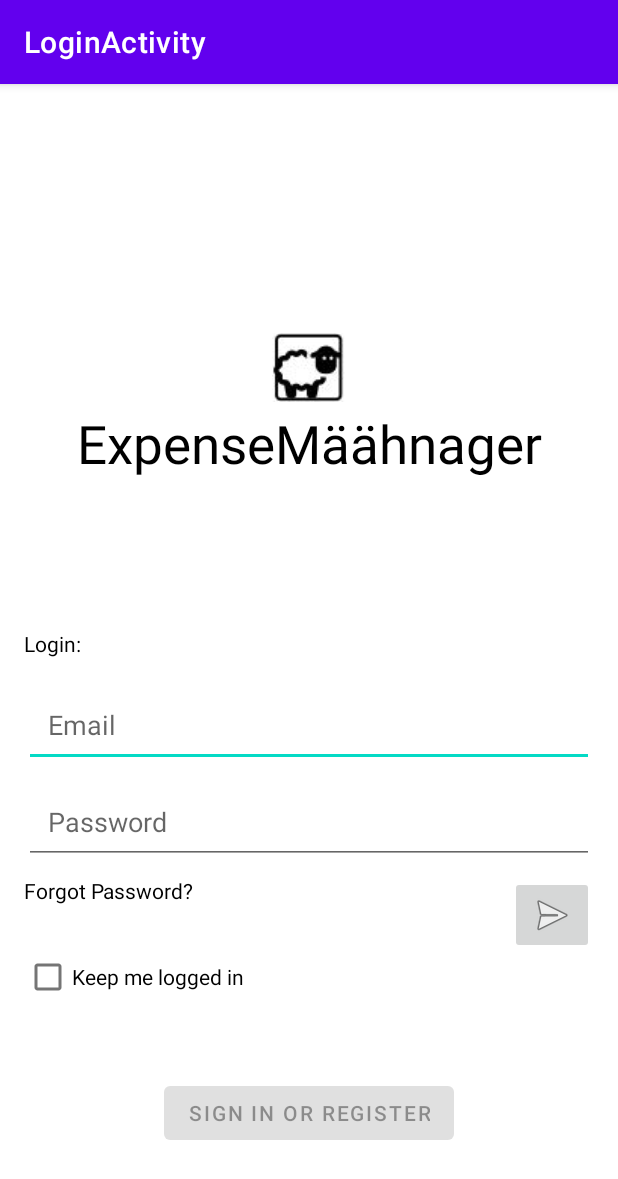
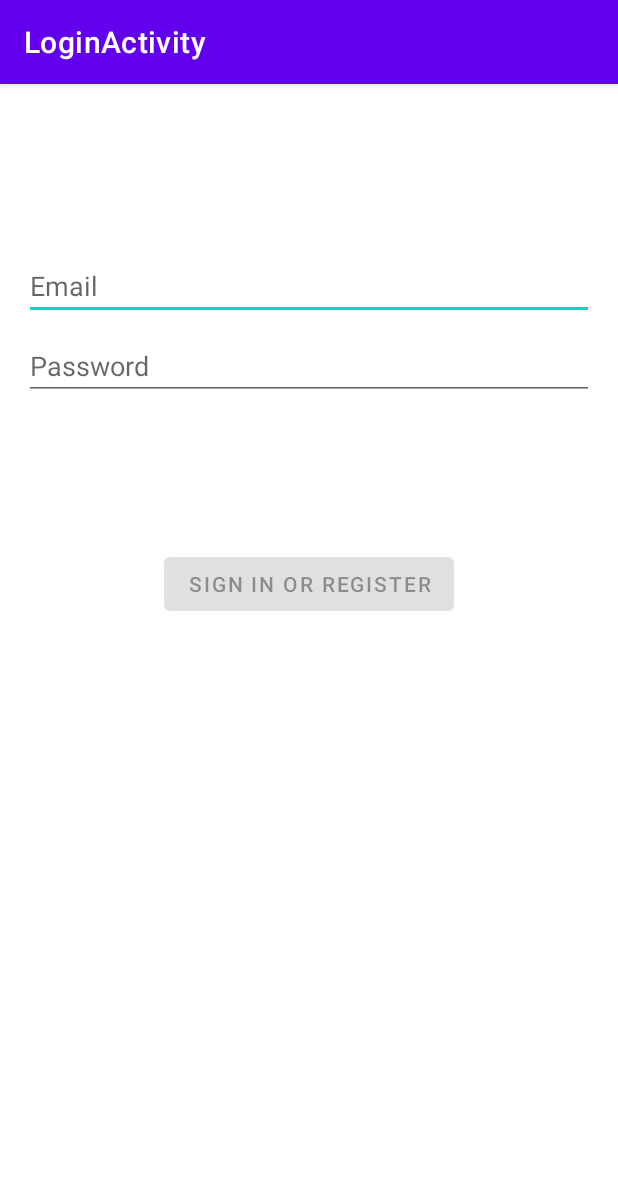
Before and after one commit to instantwolf/expense_management, an Android app: the screen it shows after launch (LoginActivity), on a phone screen of 412 x 824 dp. Shown: the top 1179 px of the screen. Run offline under Robolectric (Android 15) with nearby library versions, the phone set to English and light mode, and no system bars.

Commit message:
Revert "added Prototype Login"

```diff
--- a/app/src/main/res/layout/activity_login.xml
+++ b/app/src/main/res/layout/activity_login.xml
@@ -15,15 +15,14 @@
         android:id="@+id/username"
         android:layout_width="0dp"
         android:layout_height="wrap_content"
-        android:layout_marginTop="16dp"
+        android:layout_marginTop="96dp"
         android:autofillHints="@string/prompt_email"
         android:hint="@string/prompt_email"
         android:inputType="textEmailAddress"
         android:selectAllOnFocus="true"
-        android:padding="16dp"
         app:layout_constraintEnd_toEndOf="parent"
         app:layout_constraintStart_toStartOf="parent"
-        app:layout_constraintTop_toBottomOf="@+id/textViewLogin" />
+        app:layout_constraintTop_toTopOf="parent" />
 
     <EditText
         android:id="@+id/password"
@@ -36,7 +35,6 @@
         android:imeOptions="actionDone"
         android:inputType="textPassword"
         android:selectAllOnFocus="true"
-        android:padding="16dp"
         app:layout_constraintEnd_toEndOf="parent"
         app:layout_constraintStart_toStartOf="parent"
         app:layout_constraintTop_toBottomOf="@+id/username" />
@@ -46,14 +44,15 @@
         android:layout_width="wrap_content"
         android:layout_height="wrap_content"
         android:layout_gravity="start"
-        android:layout_marginTop="64dp"
+        android:layout_marginTop="16dp"
         android:layout_marginBottom="64dp"
         android:enabled="false"
         android:text="@string/action_sign_in"
         app:layout_constraintBottom_toBottomOf="parent"
         app:layout_constraintEnd_toEndOf="parent"
         app:layout_constraintStart_toStartOf="parent"
-        app:layout_constraintTop_toBottomOf="@+id/checkBoxKeepMeLoggedIn" />
+        app:layout_constraintTop_toBottomOf="@+id/password"
+        app:layout_constraintVertical_bias="0.2" />
 
     <ProgressBar
         android:id="@+id/loading"
@@ -69,65 +68,4 @@
         app:layout_constraintTop_toTopOf="parent"
         app:layout_constraintVertical_bias="0.3" />
 
-    <TextView
-        android:id="@+id/textViewForgotPassword"
-        android:layout_width="wrap_content"
-        android:layout_height="wrap_content"
-        android:layout_marginTop="8dp"
-        android:text="@string/forgot_password"
-        android:textColor="@color/black"
-        app:layout_constraintStart_toStartOf="parent"
-        app:layout_constraintTop_toBottomOf="@+id/password" />
-
-    <CheckBox
-        android:id="@+id/checkBoxKeepMeLoggedIn"
-        android:layout_width="wrap_content"
-        android:layout_height="wrap_content"
-        android:layout_marginTop="24dp"
-        android:text="@string/Keep_me_logged_in"
-        android:textColor="@color/black"
-        app:layout_constraintStart_toStartOf="parent"
-        app:layout_constraintTop_toBottomOf="@+id/textViewForgotPassword" />
-
-    <ImageButton
-        android:id="@+id/imageButtonLogIn"
-        android:layout_width="wrap_content"
-        android:layout_height="wrap_content"
-        android:layout_marginTop="8dp"
-        app:layout_constraintEnd_toEndOf="parent"
-        app:layout_constraintTop_toBottomOf="@+id/password"
-        app:srcCompat="@android:drawable/ic_menu_send" />
-
-    <TextView
-        android:id="@+id/textViewTitel"
-        android:layout_width="wrap_content"
-        android:layout_height="wrap_content"
-        android:layout_marginTop="4dp"
-        android:text="@string/app_name"
-        android:textColor="@color/black"
-        android:textSize="35sp"
-        app:layout_constraintEnd_toEndOf="parent"
-        app:layout_constraintStart_toStartOf="parent"
-        app:layout_constraintTop_toBottomOf="@+id/imageView" />
-
-    <TextView
-        android:id="@+id/textViewLogin"
-        android:layout_width="wrap_content"
-        android:layout_height="wrap_content"
-        android:layout_marginTop="100dp"
-        android:text="@string/Login"
-        android:textColor="@color/black"
-        app:layout_constraintStart_toStartOf="parent"
-        app:layout_constraintTop_toBottomOf="@+id/textViewTitel" />
-
-    <ImageView
-        android:id="@+id/imageView"
-        android:layout_width="wrap_content"
-        android:layout_height="wrap_content"
-        android:layout_marginTop="150dp"
-        app:layout_constraintEnd_toEndOf="parent"
-        app:layout_constraintStart_toStartOf="parent"
-        app:layout_constraintTop_toTopOf="parent"
-        app:srcCompat="@drawable/Logo" />
-
 </androidx.constraintlayout.widget.ConstraintLayout>
--- a/app/src/main/res/values/strings.xml
+++ b/app/src/main/res/values/strings.xml
@@ -1,5 +1,5 @@
 <resources>
-    <string name="app_name">ExpenseMäähnager</string>
+    <string name="app_name">ExpenseManager</string>
     <string name="title_home">Home</string>
     <string name="title_dashboard">Dashboard</string>
     <string name="title_notifications">Notifications</string>
@@ -15,9 +15,6 @@
     <string name="history">History</string>
     <string name="reminder">Reminder</string>
     <string name="settings">Settings</string>
-    <string name="forgot_password">Forgot Password?</string>
-    <string name="Keep_me_logged_in">Keep me logged in</string>
-    <string name="Login">Login:</string>
     <string-array name="category">
         <item>Hobby</item>
         <item>Work</item>
```
Also changed, not shown: app/src/main/res/drawable/Logo.JPG (deleted).
